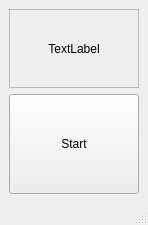
Before: the Qt Designer form EX_RestTimer/Interface/MainInterface.ui in LeeDaeil/GUI_Platform_Lab, drawn with Qt 5.
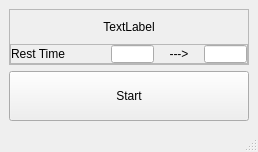
After: the same form once the commit is applied.

What changed in the file:
```diff
--- a/EX_RestTimer/Interface/MainInterface.ui
+++ b/EX_RestTimer/Interface/MainInterface.ui
@@ -6,8 +6,8 @@
    <rect>
     <x>0</x>
     <y>0</y>
-    <width>148</width>
-    <height>225</height>
+    <width>258</width>
+    <height>152</height>
    </rect>
   </property>
   <property name="windowTitle">
@@ -24,6 +24,21 @@
        <enum>QFrame::Raised</enum>
       </property>
       <layout class="QVBoxLayout" name="verticalLayout_2">
+       <property name="spacing">
+        <number>0</number>
+       </property>
+       <property name="leftMargin">
+        <number>0</number>
+       </property>
+       <property name="topMargin">
+        <number>0</number>
+       </property>
+       <property name="rightMargin">
+        <number>0</number>
+       </property>
+       <property name="bottomMargin">
+        <number>0</number>
+       </property>
        <item>
         <widget class="QLabel" name="ShowTime">
          <property name="styleSheet">
@@ -37,6 +52,74 @@
          </property>
         </widget>
        </item>
+       <item>
+        <widget class="QFrame" name="frame_2">
+         <property name="maximumSize">
+          <size>
+           <width>16777215</width>
+           <height>20</height>
+          </size>
+         </property>
+         <property name="frameShape">
+          <enum>QFrame::StyledPanel</enum>
+         </property>
+         <property name="frameShadow">
+          <enum>QFrame::Raised</enum>
+         </property>
+         <layout class="QHBoxLayout" name="horizontalLayout">
+          <property name="spacing">
+           <number>0</number>
+          </property>
+          <property name="leftMargin">
+           <number>0</number>
+          </property>
+          <property name="topMargin">
+           <number>0</number>
+          </property>
+          <property name="rightMargin">
+           <number>0</number>
+          </property>
+          <property name="bottomMargin">
+           <number>0</number>
+          </property>
+          <item>
+           <widget class="QLabel" name="label">
+            <property name="minimumSize">
+             <size>
+              <width>100</width>
+              <height>0</height>
+             </size>
+            </property>
+            <property name="text">
+             <string>Rest Time</string>
+            </property>
+           </widget>
+          </item>
+          <item>
+           <widget class="QLineEdit" name="StPoint"/>
+          </item>
+          <item>
+           <widget class="QLabel" name="label_2">
+            <property name="minimumSize">
+             <size>
+              <width>50</width>
+              <height>0</height>
+             </size>
+            </property>
+            <property name="text">
+             <string>---&gt;</string>
+            </property>
+            <property name="alignment">
+             <set>Qt::AlignCenter</set>
+            </property>
+           </widget>
+          </item>
+          <item>
+           <widget class="QLineEdit" name="EndPoint"/>
+          </item>
+         </layout>
+        </widget>
+       </item>
       </layout>
      </widget>
     </item>
@@ -45,18 +128,21 @@
       <property name="minimumSize">
        <size>
         <width>0</width>
-        <height>100</height>
+        <height>25</height>
        </size>
       </property>
       <property name="maximumSize">
        <size>
         <width>16777215</width>
-        <height>100</height>
+        <height>50</height>
        </size>
       </property>
       <property name="text">
        <string>Start</string>
       </property>
+      <property name="checkable">
+       <bool>true</bool>
+      </property>
      </widget>
     </item>
    </layout>
```
Left out of the diff: 2 changed lines with no effect on the pictures.
